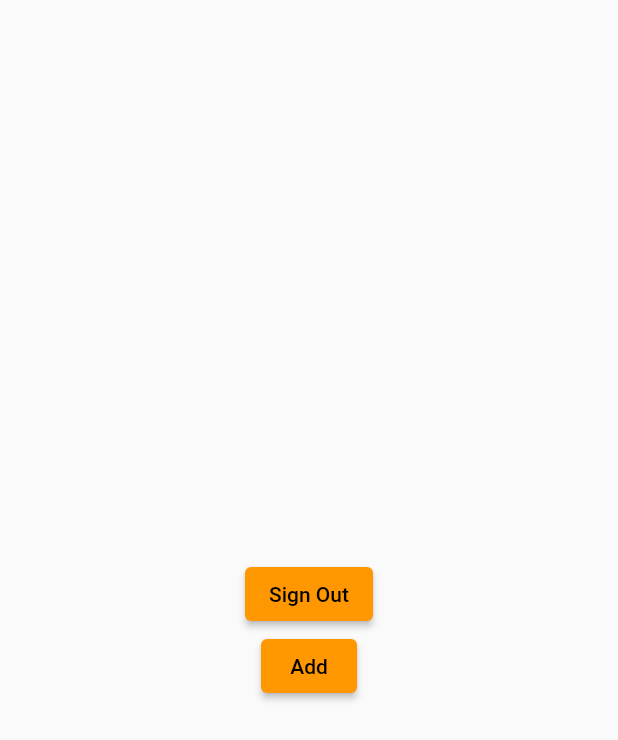
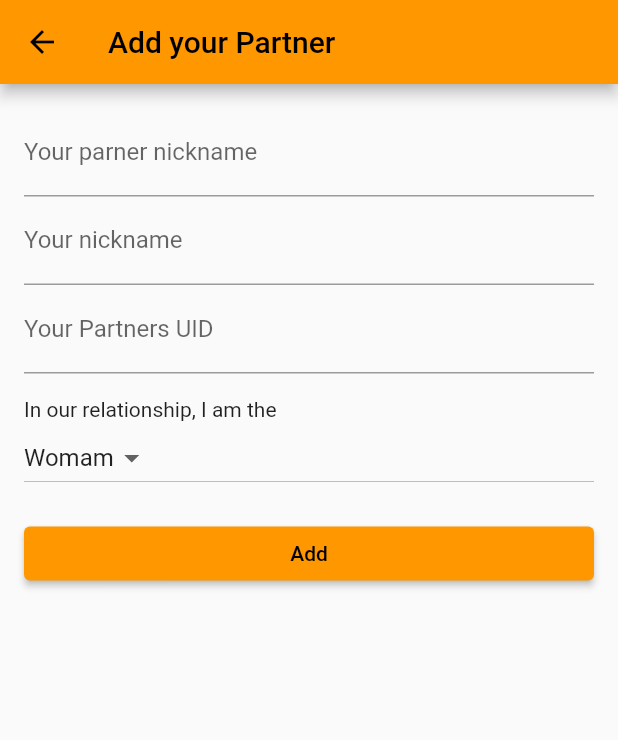
Before and after one commit to FritschGergo/bucketlist, a Flutter app: the ProfilePage screen opened directly, after a tap on "Add", on a phone screen of 412 x 824 dp. Shown: the top 740 px of the screen. Run offline on Flutter 3.47's test engine with Material 2 defaults, Android fonts, the phone set to English and light mode, and no system bars; our stand-ins replace cloud_firestore, firebase_auth, firebase_core; missing offline and left inert: dart:ffi; accounts and stored records are empty; network calls fail.

Commit message:
partner add, globals

```diff
--- a/lib/globals.dart
+++ b/lib/globals.dart
@@ -1,8 +1,7 @@
 library my_prj.globals;
 
 int host = 0;                 // guest= 0(idk) 1(host) 2(guest)
-String partnerUID = "";
+String GuestUID = "";
 String UID = "";
 String HisNinckName = "";
 String HerNinckName = "";
-bool UploadDone = false;
--- /dev/null
+++ b/lib/pages/add_partner.dart
@@ -0,0 +1,222 @@
+import 'package:cloud_firestore/cloud_firestore.dart';
+import 'package:firebase_auth/firebase_auth.dart';
+import 'package:flutter/material.dart';
+import '../auth.dart';
+import '../globals.dart' as globals;
+
+class add_partner extends StatefulWidget {
+
+  @override
+  _add_partnerState createState() => _add_partnerState();
+}
+
+class _add_partnerState extends State<add_partner>
+{
+  String textField1Value = '';
+  String textField2Value = '';
+  String textField3Value = '';
+  String switchValue = 'option1';
+
+  FirebaseFirestore db = FirebaseFirestore.instance;
+  final User? user = Auth().correntUser;
+
+  void MyShowDialog(String error){
+    showDialog(
+        context: context,
+        builder: (BuildContext context) {
+          return AlertDialog(
+            title: Text('Error'),
+            content: Text(error),
+            actions: [
+              ElevatedButton(
+                child: Text('OK'),
+                onPressed: () {
+                  Navigator.of(context).pop();
+                },
+              ),
+            ],
+          );
+        },
+      );
+
+  }
+
+
+  void _onSubmitButtonPressed() {
+    // Perform form validation
+    if (textField1Value.isEmpty ||
+        textField2Value.isEmpty ||
+        textField3Value.isEmpty) {
+      MyShowDialog('Please fill in all the text fields.');
+      return;
+    }
+
+    if (switchValue == "option1")
+    {
+      globals.UID = textField3Value;
+      globals.GuestUID = user!.uid;
+      globals.HerNinckName = textField2Value;
+      globals.HisNinckName = textField1Value;
+
+
+    }else
+    {
+      globals.UID = user!.uid;
+      globals.GuestUID =  textField3Value;
+      globals.HerNinckName = textField1Value;
+      globals.HisNinckName = textField2Value;
+
+    }
+    addata();
+
+
+
+  }
+
+  Future<void> addata() async{
+
+
+
+    db.collection("users").doc(globals.UID).get().
+      then((DocumentSnapshot test)  async => {
+        if (!test.exists){
+
+          db.collection("users").doc(globals.GuestUID).get().
+              then((DocumentSnapshot test)  async => {
+                if (!test.exists){
+
+
+
+                  await db.collection("users").doc(globals.UID).set({
+                    "partner" : globals.GuestUID,
+                    "token" : 10,
+                    "host" : 1,                // guest= 0(idk) 1(host) 2(guest)
+                    "HerNinckName" : globals.HerNinckName,
+                    "HisNinckName" : globals.HisNinckName
+                    }),
+                  await db.collection("users").doc(globals.GuestUID).set({
+                    "partner" : globals.UID,
+                    "host" : 2,
+                    }),
+                  await db.collection("users").doc(globals.UID).collection("savedDecks").add({"name" : "BucketList"}),
+                  await db.collection("users").doc(globals.UID).collection("savedDecks").add({"name" : "HostWishList"}),
+                  await db.collection("users").doc(globals.UID).collection("savedDecks").add({"name" : "GuestWishList"}),
+                  await db.collection("users").doc(globals.UID).collection("savedDecks").add({"name" : "DoneList"}),
+                  await db.collection("users").doc(globals.UID).collection("savedDecks").add({"name" : "IdeasList"}),
+                  await db.collection("users").doc(globals.UID).collection("savedDecks").add({"name" : "LaterList"}),
+                  await db.collection("users").doc(globals.UID).collection("savedDecks").add({"name" : "DislikeList"}),
+                  Navigator.pop(context)
+                }
+                else
+                {
+                  MyShowDialog('Account exist')
+                }
+          })
+        }
+        else{
+          MyShowDialog('Account exist')
+
+        }
+
+      }
+
+
+      );
+  }
+
+  @override
+  Widget build(BuildContext context) {
+    return Scaffold(
+      appBar: AppBar(
+        title: Text('Add your Partner'),
+      ),
+      body: Padding(
+        padding: EdgeInsets.all(16.0),
+        child: Form(
+          child: Column(
+            crossAxisAlignment: CrossAxisAlignment.stretch,
+            children: [
+              TextFormField(
+                onChanged: (value) {
+                  setState(() {
+                    textField1Value = value;
+                  });
+                },
+                validator: (value) {
+                  if (value!.isEmpty) {
+                    return 'Text Field 1 is required';
+                  }
+                  return null;
+                },
+                decoration: const InputDecoration(
+                  labelText: "Your parner nickname",
+                ),
+              ),
+              TextFormField(
+                onChanged: (value) {
+                  setState(() {
+                    textField2Value = value;
+                  });
+                },
+                validator: (value) {
+                  if (value!.isEmpty) {
+                    return 'Text Field 2 is required';
+                  }
+                  return null;
+                },
+                decoration: const InputDecoration(
+                  labelText: "Your nickname",
+                ),
+              ),
+              TextFormField(
+                onChanged: (value) {
+                  setState(() {
+                    textField3Value = value;
+                  });
+                },
+                validator: (value) {
+                  if (value!.isEmpty) {
+                    return 'Text Field 3 is required';
+                  }
+                  return null;
+                },
+                decoration: const InputDecoration(
+                  labelText: "Your Partners UID",
+                ),
+              ),
+              SizedBox(height: 16.0),
+              Text('In our relationship, I am the'),
+              DropdownButton<String>(
+                value: switchValue,
+                onChanged: (newValue) {
+                  setState(() {
+                    switchValue = newValue!;
+                  });
+                },
+                items: const [
+                    DropdownMenuItem(
+                    value: 'option1',
+                    child: Text('Womam'),
+                  ),
+                  DropdownMenuItem(
+                    value: 'option2',
+                    child: Text('Man'),
+                  ),
+                   DropdownMenuItem(
+                    value: 'option3',
+                    child: Text('Other'),
+                  ),
+                ],
+              ),
+              SizedBox(height: 16.0),
+              ElevatedButton(
+                onPressed: _onSubmitButtonPressed,
+                child: Text('Add'),
+              ),
+            ],
+          ),
+        ),
+      ),
+    );
+  }
+}
--- a/lib/pages/home_page.dart
+++ b/lib/pages/home_page.dart
@@ -82,7 +82,6 @@ class _HomePageState extends State<HomePage>
   }
 
   Future<void> copyDeckAsisit(QuerySnapshot cards) async {
-      globals.UploadDone = false;
       for (var docs in  cards.docs.cast()){
 
             Map<String, dynamic> MyMap = {};
--- a/lib/pages/profile_page.dart
+++ b/lib/pages/profile_page.dart
@@ -2,55 +2,20 @@ import 'package:bucketlist/auth.dart';
 import 'package:cloud_firestore/cloud_firestore.dart';
 import 'package:firebase_auth/firebase_auth.dart';
 import 'package:flutter/material.dart';
+import 'package:flutter/services.dart';
 import '../globals.dart' as globals;
+import 'add_partner.dart';
 
 class ProfilePage extends StatelessWidget {
   ProfilePage({Key? key}) : super(key: key);
 
+  FirebaseFirestore db = FirebaseFirestore.instance;
   final User? user = Auth().correntUser;
 
   Future<void> signOut() async {
     await Auth().signOut();
 
   }
-
-  FirebaseFirestore db = FirebaseFirestore.instance;
-
-
-  Future<void> addata() async{
-    print(globals.partnerUID);
-    db.collection("users").doc("${user?.uid}").get().
-      then((DocumentSnapshot test)  async => {
-        if (!test.exists){
-          await db.collection("users").doc("${user?.uid}").set({"partner" : "CZ7rQXX5vHaGe0eFPEQfrq3uXGp1", "token" : 1, "host" : 1}),    // guest= 0(idk) 1(host) 2(guest)
-          await db.collection("users").doc("${user?.uid}").collection("savedDecks").add({"name" : "BucketList"}),
-          await db.collection("users").doc("${user?.uid}").collection("savedDecks").add({"name" : "HostWishList"}),
-          await db.collection("users").doc("${user?.uid}").collection("savedDecks").add({"name" : "GuestWishList"}),
-          await db.collection("users").doc("${user?.uid}").collection("savedDecks").add({"name" : "DoneList"}),
-          await db.collection("users").doc("${user?.uid}").collection("savedDecks").add({"name" : "IdeasList"}),
-          await db.collection("users").doc("${user?.uid}").collection("savedDecks").add({"name" : "LaterList"}),
-          await db.collection("users").doc("${user?.uid}").collection("savedDecks").add({"name" : "DislikeList"}),
-
-        }
-      }
-
-
-      );
-
-
-
-   //await db.collection("users").doc("0${user?.uid}").add({"partner " : "sanya", "token" : 1});
-   // 0 is host 1 is guest
-
-
-   // var valami = await db.collection("users").doc("${user?.uid}").collection("savedDecks")
-   // .where("b",isEqualTo: true ).get();
-
-
-
-  }
-
-
    Widget _userUid() {
     return Text(user?.email ?? 'User email');
   }
@@ -59,15 +24,21 @@ class ProfilePage extends StatelessWidget {
     return ElevatedButton(onPressed: signOut,
      child: const Text('Sign Out'));
 
+  }
+
+  Widget _CopyUidButton(){
+    return ElevatedButton(onPressed: copyUid,
+     child: const Text('Copy UID'));
 
   }
 
-  Widget _AddButton(){
-    return ElevatedButton(onPressed: addata,
-     child: const Text('Add'));
+  Future<void> copyUid() async {
+    await Clipboard.setData(ClipboardData(text: user!.uid + globals.HerNinckName + globals.HisNinckName ));
+
+  }
 
 
-  }
+
 
 
   @override
@@ -83,7 +54,14 @@ class ProfilePage extends StatelessWidget {
             children: <Widget>[
               _userUid(),
               _signOutButton(),
-              _AddButton(),
+              ElevatedButton(onPressed:  () { Navigator.of(context).
+                  push( MaterialPageRoute(builder: (context) => add_partner()));
+                      },
+                     child: const Text('Add')),
+              _CopyUidButton(),
+
+
+
             ],
           )
           ,)
@@ -92,4 +70,5 @@ class ProfilePage extends StatelessWidget {
 
   }
 
+
 }
--- a/lib/pages/review_page.dart
+++ b/lib/pages/review_page.dart
@@ -82,7 +82,8 @@ class _review_page extends State<review_page> {
                for (var i in data.entries)
                {
                 if (i.key == "text") {
-                  MyData.add(i.value.toString());
+                  String str = i.value.toString().replaceAll("(her name)", globals.HerNinckName).replaceAll("(his name)", globals.HisNinckName);
+                  MyData.add(str);
                   MyDataID.add(docSnapshot.id);
                 }
                }
```
Also changed, not shown: lib/widget_tree.dart (+22 -13 lines).
